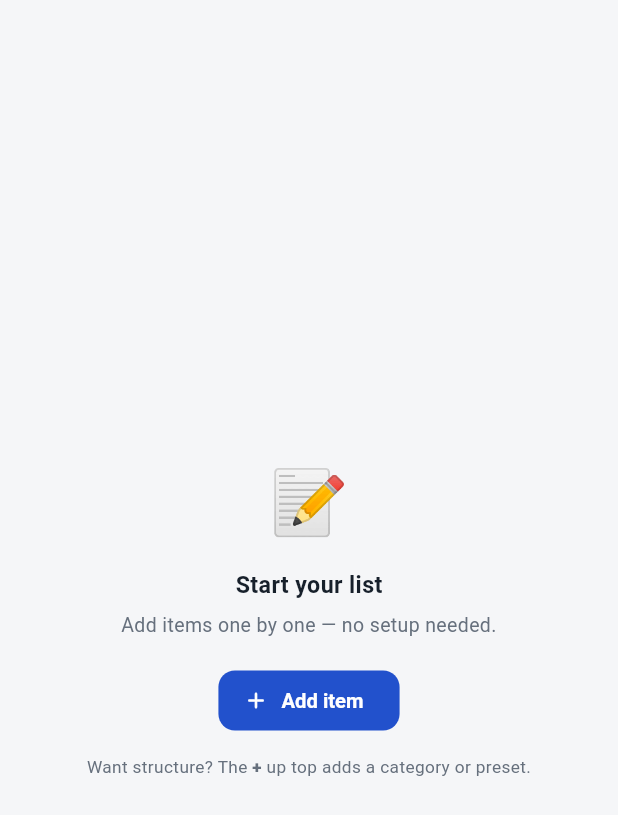
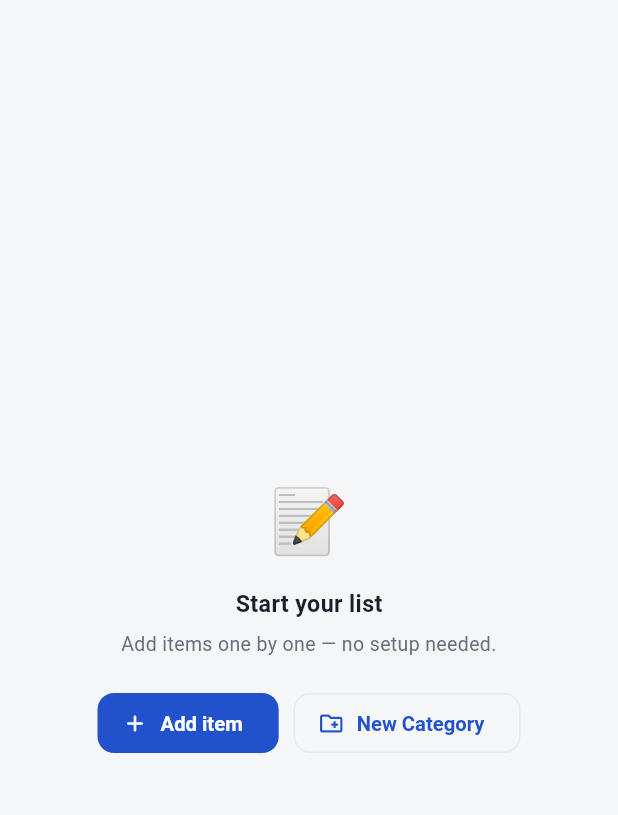
Before and after one commit to fcusano9/pack-lite, a Flutter app: the _EmptyList widget shown alone on an empty page, opened directly with empty values, on a phone screen of 412 x 824 dp. Shown: the top 815 px of the screen. Run offline on Flutter 3.47's test engine with Material 3 defaults, Android fonts, the phone set to English and light mode, and no system bars; our stand-ins replace audioplayers, file_picker, package_info_plus, share_plus, shared_preferences, vibration; accounts and stored records are empty.

Commit message:
Trim list menu + small UX tweaks (quick wins)
- Remove "Hide Packed Items" from the list ... menu — collapsing the PACKED
  header already covers it. Retire the now-unused hidePacked field + store
  method; the packed section always shows when non-empty (still collapsible).
  Old JSON with a hidePacked key is dropped harmlessly on next save.
- Remove "Edit Name & Icon" from the ... menu — tapping the list name already
  opens the edit sheet (onEdit kept for that).
- Home cards: "Ready ✓" -> "All Packed ✓".
- Empty list screen: add a "New Category" button beside "Add item" (drops the
  now-redundant "+ up top adds a category or preset" hint).

Verified: flutter analyze clean; flutter test 4/4 (empty-state test now also
asserts the New Category button); release APK builds clean.

Co-Authored-By: Claude Opus 4.8 <noreply@anthropic.com>

```diff
--- a/lib/models.dart
+++ b/lib/models.dart
@@ -142,7 +142,6 @@ class PackingList {
     required this.id,
     required this.name,
     required this.icon,
-    this.hidePacked = false,
     List<Item>? items,
     List<PackCategory>? categories,
   })  : items = items ?? [],
@@ -151,7 +150,6 @@ class PackingList {
   final String id;
   String name;
   String icon;
-  bool hidePacked;
 
   /// Loose items that belong to the list directly, not to any category.
   /// Categories are optional; a simple list is just loose items.
@@ -173,7 +171,6 @@ class PackingList {
         id: json['id'] as String,
         name: json['name'] as String,
         icon: json['icon'] as String? ?? '🎒',
-        hidePacked: json['hidePacked'] as bool? ?? false,
         items: (json['items'] as List<dynamic>? ?? [])
             .map((e) => Item.fromJson(e as Map<String, dynamic>))
             .toList(),
@@ -186,7 +183,6 @@ class PackingList {
         'id': id,
         'name': name,
         'icon': icon,
-        if (hidePacked) 'hidePacked': true,
         'items': items.map((e) => e.toJson()).toList(),
         'categories': categories.map((e) => e.toJson()).toList(),
       };
--- a/lib/screens/list_screen.dart
+++ b/lib/screens/list_screen.dart
@@ -344,7 +344,7 @@ class _ListScreenState extends State<ListScreen> {
 
     // Packed section: loose packed first (no label), then labeled categories.
     final packedCount = list.packedItems;
-    if (packedCount > 0 && !list.hidePacked) {
+    if (packedCount > 0) {
       rows.add(_PackedHeaderRow(packedCount));
       if (!_packedCollapsed) {
         final loosePacked = list.items.where((item) => item.checked).toList();
@@ -438,8 +438,6 @@ class _ListScreenState extends State<ListScreen> {
                   showCategorySheet(context, listId: widget.listId),
               onAddPreset: _addPreset,
               onUncheckAll: () => _uncheckAll(list),
-              onTogglePacked: () =>
-                  _store.setHidePacked(widget.listId, !list.hidePacked),
               onCollapseAll: () => setState(() =>
                   _collapsed.addAll(list.categories.map((category) => category.id))),
               onExpandAll: () => setState(_collapsed.clear),
@@ -456,7 +454,11 @@ class _ListScreenState extends State<ListScreen> {
               child: (list.items.isEmpty &&
                       list.categories.isEmpty &&
                       !_adding)
-                  ? _EmptyList(onAddItem: () => _openAdd(null))
+                  ? _EmptyList(
+                      onAddItem: () => _openAdd(null),
+                      onNewCategory: () =>
+                          showCategorySheet(context, listId: widget.listId),
+                    )
                   : ReorderableListView.builder(
                       padding: const EdgeInsets.fromLTRB(0, 6, 0, 40),
                       buildDefaultDragHandles: false,
@@ -858,7 +860,6 @@ class _Header extends StatelessWidget {
     required this.onNewCategory,
     required this.onAddPreset,
     required this.onUncheckAll,
-    required this.onTogglePacked,
     required this.onCollapseAll,
     required this.onExpandAll,
     required this.onSavePreset,
@@ -870,7 +871,6 @@ class _Header extends StatelessWidget {
   final VoidCallback onNewCategory;
   final VoidCallback onAddPreset;
   final VoidCallback onUncheckAll;
-  final VoidCallback onTogglePacked;
   final VoidCallback onCollapseAll;
   final VoidCallback onExpandAll;
   final VoidCallback onSavePreset;
@@ -957,8 +957,6 @@ class _Header extends StatelessWidget {
               'uncheck' => onUncheckAll(),
               'collapse' => onCollapseAll(),
               'expand' => onExpandAll(),
-              'packed' => onTogglePacked(),
-              'edit' => onEdit(),
               'preset' => onSavePreset(),
               'delete' => onDelete(),
               _ => (),
@@ -974,14 +972,6 @@ class _Header extends StatelessWidget {
               PopupMenuItem(
                   value: 'expand',
                   child: Text('Expand All', style: menuStyle)),
-              PopupMenuItem(
-                  value: 'packed',
-                  child: Text(
-                      list.hidePacked ? 'Show Packed Items' : 'Hide Packed Items',
-                      style: menuStyle)),
-              PopupMenuItem(
-                  value: 'edit',
-                  child: Text('Edit Name & Icon', style: menuStyle)),
               PopupMenuItem(
                   value: 'preset',
                   child: Text('Save as Preset', style: menuStyle)),
@@ -1025,9 +1015,10 @@ class _Checkbox extends StatelessWidget {
 }
 
 class _EmptyList extends StatelessWidget {
-  const _EmptyList({required this.onAddItem});
+  const _EmptyList({required this.onAddItem, required this.onNewCategory});
 
   final VoidCallback onAddItem;
+  final VoidCallback onNewCategory;
 
   @override
   Widget build(BuildContext context) {
@@ -1051,7 +1042,12 @@ class _EmptyList extends StatelessWidget {
               textAlign: TextAlign.center,
               style: TextStyle(fontSize: 13, color: harbor.mut, height: 1.5),
             ),
-            const SizedBox(height: 16),
+            const SizedBox(height: 18),
+            Wrap(
+              spacing: 10,
+              runSpacing: 10,
+              alignment: WrapAlignment.center,
+              children: [
                 FilledButton.icon(
                   onPressed: onAddItem,
                   icon: const Icon(Icons.add_rounded, size: 18),
@@ -1061,23 +1057,24 @@ class _EmptyList extends StatelessWidget {
                     foregroundColor: Colors.white,
                     shape: RoundedRectangleBorder(
                         borderRadius: BorderRadius.circular(11)),
-                textStyle:
-                    const TextStyle(fontSize: 13.5, fontWeight: FontWeight.w600),
+                    textStyle: const TextStyle(
+                        fontSize: 13.5, fontWeight: FontWeight.w600),
                   ),
                 ),
-            const SizedBox(height: 12),
-            Text.rich(
-              TextSpan(
-                text: 'Want structure? The ',
-                children: const [
-                  TextSpan(
-                      text: '+',
-                      style: TextStyle(fontWeight: FontWeight.w800)),
-                  TextSpan(text: ' up top adds a category or preset.'),
+                OutlinedButton.icon(
+                  onPressed: onNewCategory,
+                  icon: const Icon(Icons.create_new_folder_outlined, size: 18),
+                  label: const Text('New Category'),
+                  style: OutlinedButton.styleFrom(
+                    foregroundColor: harbor.accent,
+                    side: BorderSide(color: harbor.line),
+                    shape: RoundedRectangleBorder(
+                        borderRadius: BorderRadius.circular(11)),
+                    textStyle: const TextStyle(
+                        fontSize: 13.5, fontWeight: FontWeight.w600),
+                  ),
+                ),
               ],
-              ),
-              textAlign: TextAlign.center,
-              style: TextStyle(fontSize: 11.5, color: harbor.mut),
             ),
           ],
         ),
--- a/lib/store.dart
+++ b/lib/store.dart
@@ -285,10 +285,6 @@ class AppStore extends ChangeNotifier {
     });
   }
 
-  void setHidePacked(String listId, bool hide) {
-    _mutate(() => byId(listId)?.hidePacked = hide);
-  }
-
   // ---- presets ----
 
   Preset? presetById(String id) {
--- a/lib/widgets/list_card.dart
+++ b/lib/widgets/list_card.dart
@@ -18,7 +18,7 @@ class ListCard extends StatelessWidget {
     if (list.totalItems == 0) {
       countText = '0 items';
     } else if (ready) {
-      countText = 'Ready ✓';
+      countText = 'All Packed ✓';
     } else {
       countText = '${list.packedItems} of ${list.totalItems}';
     }
```
Also changed, not shown: 1 other file. Lines whose indentation alone changed are shown as unchanged.
